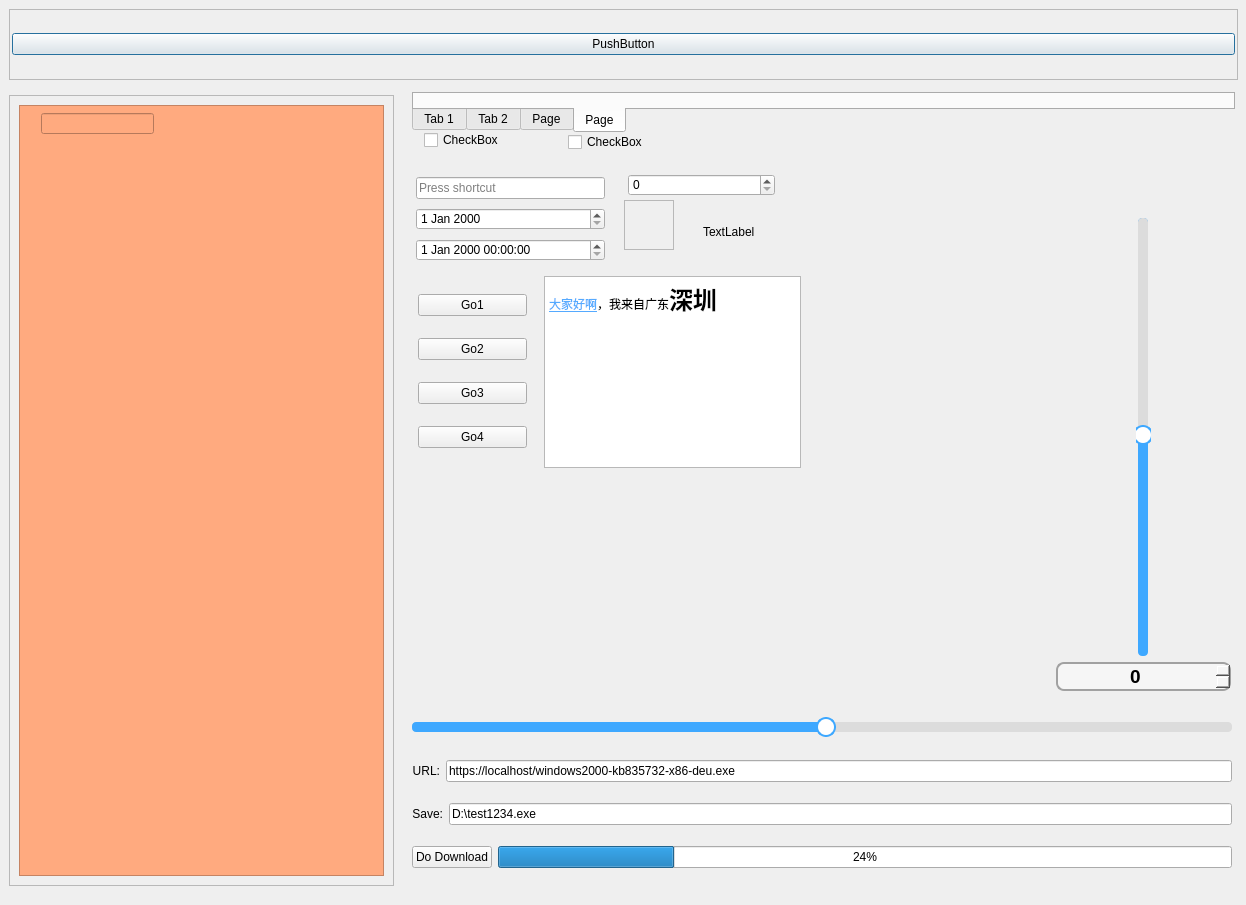
Old version of the form DialogScrollTest.ui in the repository wlffeng2008/SimpleTest.
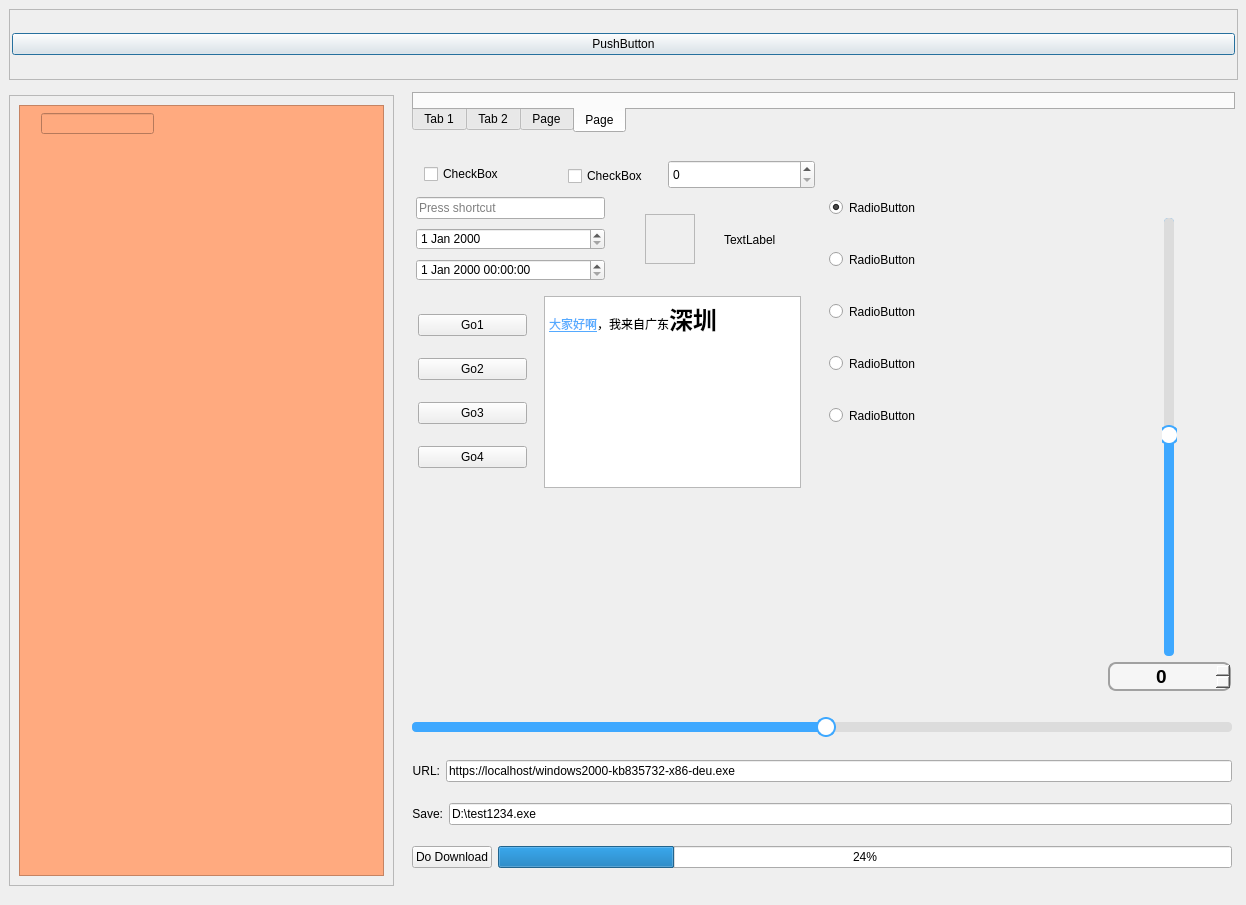
New version of the form. Icons and pictures are not drawn. Custom widgets are drawn as their Qt base class.

```diff
--- a/DialogScrollTest.ui
+++ b/DialogScrollTest.ui
@@ -35,7 +35,9 @@
             border-radius: 10px; }
 
         QSlider::handle:hover { background: #F0F0F0;}
-        QSlider::handle:pressed { background: #E0E0E0; border-color: #2D7FD1; }</string>
+        QSlider::handle:pressed { background: #E0E0E0; border-color: #2D7FD1; }
+
+QRadioButton{min-height:24px; }</string>
   </property>
   <widget class="QScrollArea" name="scrollArea">
    <property name="geometry">
@@ -185,7 +187,7 @@
    <property name="geometry">
     <rect>
      <x>544</x>
-     <y>276</y>
+     <y>296</y>
      <width>257</width>
      <height>192</height>
     </rect>
@@ -205,7 +207,7 @@
    <property name="geometry">
     <rect>
      <x>424</x>
-     <y>130</y>
+     <y>164</y>
      <width>91</width>
      <height>20</height>
     </rect>
@@ -218,7 +220,7 @@
    <property name="geometry">
     <rect>
      <x>568</x>
-     <y>132</y>
+     <y>166</y>
      <width>93</width>
      <height>20</height>
     </rect>
@@ -231,7 +233,7 @@
    <property name="geometry">
     <rect>
      <x>418</x>
-     <y>278</y>
+     <y>298</y>
      <width>109</width>
      <height>189</height>
     </rect>
@@ -271,7 +273,7 @@
    <property name="geometry">
     <rect>
      <x>416</x>
-     <y>174</y>
+     <y>194</y>
      <width>189</width>
      <height>91</height>
     </rect>
@@ -291,10 +293,10 @@
   <widget class="QSpinBox" name="spinBox">
    <property name="geometry">
     <rect>
-     <x>628</x>
-     <y>174</y>
+     <x>668</x>
+     <y>160</y>
      <width>147</width>
-     <height>22</height>
+     <height>29</height>
     </rect>
    </property>
   </widget>
@@ -302,7 +304,7 @@
    <property name="geometry">
     <rect>
      <x>808</x>
-     <y>454</y>
+     <y>480</y>
      <width>200</width>
      <height>200</height>
     </rect>
@@ -336,7 +338,7 @@
    <property name="geometry">
     <rect>
      <x>698</x>
-     <y>502</y>
+     <y>528</y>
      <width>100</width>
      <height>100</height>
     </rect>
@@ -363,8 +365,8 @@
   <widget class="MacroSquare" name="frame_2">
    <property name="geometry">
     <rect>
-     <x>624</x>
-     <y>200</y>
+     <x>645</x>
+     <y>214</y>
      <width>50</width>
      <height>50</height>
     </rect>
@@ -391,8 +393,8 @@
   <widget class="QLabel" name="label3333">
    <property name="geometry">
     <rect>
-     <x>703</x>
-     <y>202</y>
+     <x>724</x>
+     <y>210</y>
      <width>69</width>
      <height>60</height>
     </rect>
@@ -504,9 +506,9 @@
   <widget class="QWidget" name="layoutWidget">
    <property name="geometry">
     <rect>
-     <x>1056</x>
+     <x>1108</x>
      <y>218</y>
-     <width>175</width>
+     <width>123</width>
      <height>473</height>
     </rect>
    </property>
@@ -588,6 +590,56 @@
     </item>
    </layout>
   </widget>
+  <widget class="QWidget" name="">
+   <property name="geometry">
+    <rect>
+     <x>829</x>
+     <y>176</y>
+     <width>209</width>
+     <height>271</height>
+    </rect>
+   </property>
+   <layout class="QVBoxLayout" name="verticalLayout_6">
+    <item>
+     <widget class="ExtendRadio" name="radioButton">
+      <property name="text">
+       <string>RadioButton</string>
+      </property>
+      <property name="checked">
+       <bool>true</bool>
+      </property>
+     </widget>
+    </item>
+    <item>
+     <widget class="ExtendRadio" name="radioButton_2">
+      <property name="text">
+       <string>RadioButton</string>
+      </property>
+     </widget>
+    </item>
+    <item>
+     <widget class="ExtendRadio" name="radioButton_3">
+      <property name="text">
+       <string>RadioButton</string>
+      </property>
+     </widget>
+    </item>
+    <item>
+     <widget class="QRadioButton" name="radioButton_4">
+      <property name="text">
+       <string>RadioButton</string>
+      </property>
+     </widget>
+    </item>
+    <item>
+     <widget class="QRadioButton" name="radioButton_5">
+      <property name="text">
+       <string>RadioButton</string>
+      </property>
+     </widget>
+    </item>
+   </layout>
+  </widget>
   <zorder>layoutWidget</zorder>
   <zorder>layoutWidget</zorder>
   <zorder>layoutWidget</zorder>
@@ -616,6 +668,11 @@
    <extends>QSlider</extends>
    <header>capsuleslider.h</header>
   </customwidget>
+  <customwidget>
+   <class>ExtendRadio</class>
+   <extends>QRadioButton</extends>
+   <header>extendradio.h</header>
+  </customwidget>
  </customwidgets>
  <resources>
   <include location="res.qrc"/>
```
Left out of the diff: 5 changed lines with no effect on the pictures.
